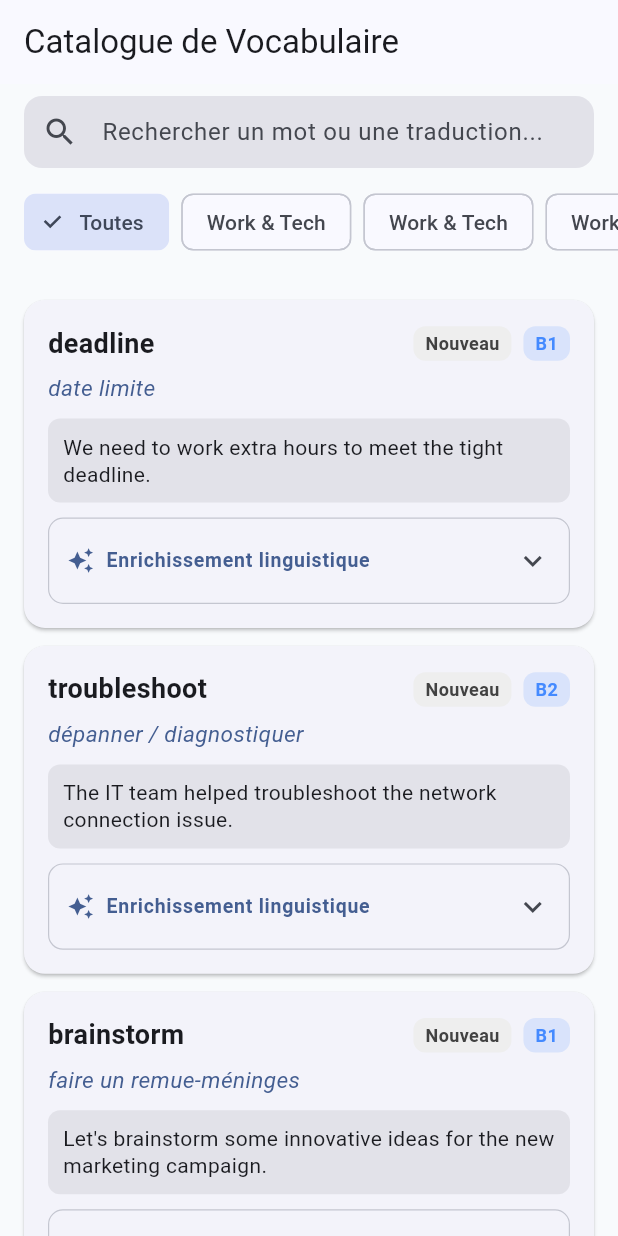
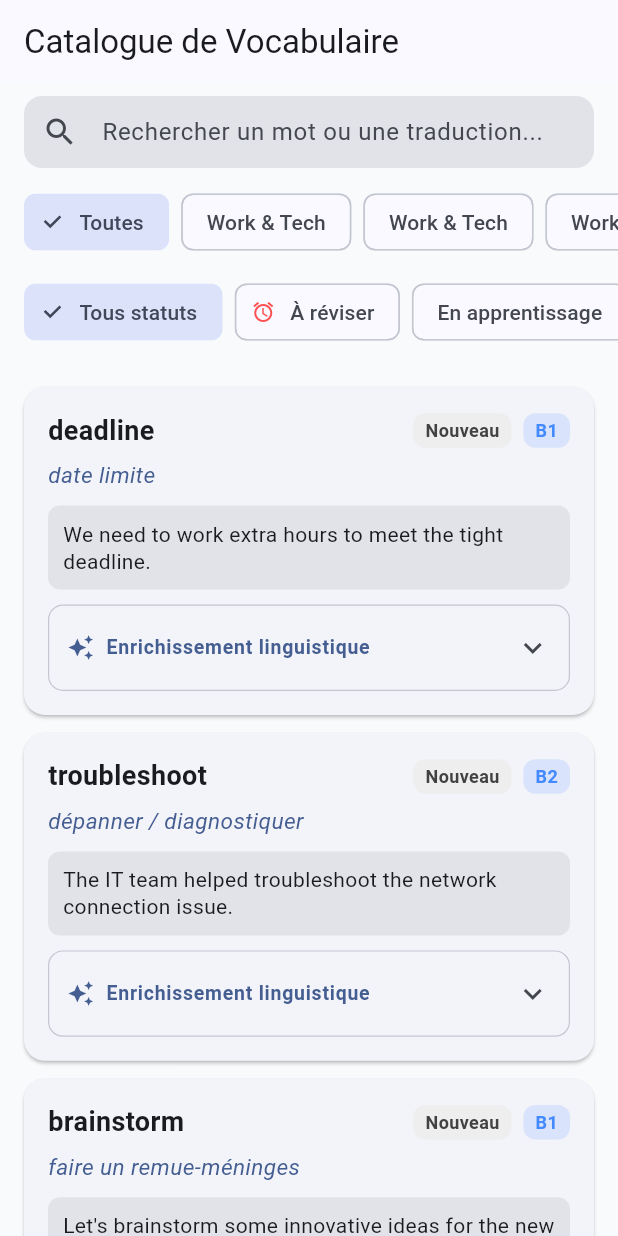
Before and after one commit to Croquette1995/Motio, a Flutter app: the CategoryScreen screen opened by its route, on a phone screen of 412 x 824 dp. Run offline on Flutter 3.47's test engine with Material 3 defaults, Android fonts, the phone set to English and light mode, and no system bars; our stand-ins replace dio, drift, drift_flutter, flutter_riverpod, go_router; accounts and stored records are empty; generated files the repository leaves out were written again.

Commit message:
fix(srs): resolve failed words revision scheduling and due visibility (Issue #8)

```diff
--- a/lib/src/features/learning_engine/domain/srs_calculator.dart
+++ b/lib/src/features/learning_engine/domain/srs_calculator.dart
@@ -52,7 +52,7 @@ class SrsCalculator {
       );
     } else {
       // Failure rules:
-      // step = 1, intervalDays = 1, nextReviewAt = now + 1 jour, easeFactor = max(1.3, easeFactor - 0.2)
+      // step = 1, intervalDays = 1, nextReviewAt = now (due immediately for review), easeFactor = max(1.3, easeFactor - 0.2), status = review
       final updatedEaseFactor = math.max(minEaseFactor, current.easeFactor - easeFactorPenalty);
       final roundedEase = double.parse(updatedEaseFactor.toStringAsFixed(2));
 
@@ -60,10 +60,10 @@ class SrsCalculator {
         step: 1,
         intervalDays: 1,
         easeFactor: roundedEase,
-        status: WordStatus.learning,
+        status: WordStatus.review,
         consecutiveSuccesses: 0,
         lastReviewedAt: referenceTime,
-        nextReviewAt: referenceTime.add(const Duration(days: 1)),
+        nextReviewAt: referenceTime,
       );
     }
   }
--- a/lib/src/features/vocabulary/presentation/category_screen.dart
+++ b/lib/src/features/vocabulary/presentation/category_screen.dart
@@ -8,6 +8,7 @@ class CategoryScreen extends ConsumerWidget {
 
   Widget _buildStatusBadge(String status) {
     final (Color bg, Color fg) = switch (status) {
+      'À réviser' => (Colors.red.shade100, Colors.red.shade900),
       'Maîtrisé' => (Colors.green.shade100, Colors.green.shade800),
       'En révision' => (Colors.purple.shade100, Colors.purple.shade800),
       'En apprentissage' => (Colors.orange.shade100, Colors.orange.shade800),
@@ -36,6 +37,7 @@ class CategoryScreen extends ConsumerWidget {
     final filteredWordsAsync = ref.watch(filteredWordsProvider);
     final categoriesAsync = ref.watch(categoriesProvider);
     final selectedCategory = ref.watch(selectedCategoryProvider);
+    final selectedStatus = ref.watch(selectedStatusFilterProvider);
     final progressMapAsync = ref.watch(wordProgressMapProvider);
 
     return Scaffold(
@@ -99,6 +101,44 @@ class CategoryScreen extends ConsumerWidget {
             ),
             loading: () => const SizedBox.shrink(),
             error: (_, __) => const SizedBox.shrink(),
+          ),
+
+          const SizedBox(height: 6),
+
+          // Status Filter Chips
+          SingleChildScrollView(
+            scrollDirection: Axis.horizontal,
+            padding: const EdgeInsets.symmetric(horizontal: 16.0, vertical: 2.0),
+            child: Row(
+              children: [
+                FilterChip(
+                  label: const Text('Tous statuts'),
+                  selected: selectedStatus == null,
+                  onSelected: (_) {
+                    ref.read(selectedStatusFilterProvider.notifier).select(null);
+                  },
+                ),
+                const SizedBox(width: 8),
+                ...['À réviser', 'En apprentissage', 'En révision', 'Maîtrisé', 'Nouveau'].map((st) {
+                  final isSelected = selectedStatus == st;
+                  return Padding(
+                    padding: const EdgeInsets.only(right: 8.0),
+                    child: FilterChip(
+                      avatar: st == 'À réviser'
+                          ? const Icon(Icons.alarm, size: 16, color: Colors.redAccent)
+                          : null,
+                      label: Text(st),
+                      selected: isSelected,
+                      onSelected: (selected) {
+                        ref.read(selectedStatusFilterProvider.notifier).select(
+                              selected ? st : null,
+                            );
+                      },
+                    ),
+                  );
+                }),
+              ],
+            ),
           ),
 
           const SizedBox(height: 8),
--- a/lib/src/features/vocabulary/presentation/vocabulary_controller.dart
+++ b/lib/src/features/vocabulary/presentation/vocabulary_controller.dart
@@ -31,14 +31,26 @@ class SearchQueryNotifier extends Notifier<String> {
 final vocabularySearchQueryProvider =
     NotifierProvider<SearchQueryNotifier, String>(SearchQueryNotifier.new);
 
+class SelectedStatusFilterNotifier extends Notifier<String?> {
+  @override
+  String? build() => null;
+  void select(String? status) => state = status;
+}
+
+final selectedStatusFilterProvider =
+    NotifierProvider<SelectedStatusFilterNotifier, String?>(SelectedStatusFilterNotifier.new);
+
 final wordProgressMapProvider = FutureProvider<Map<int, String>>((ref) async {
   final repo = ref.watch(progressRepositoryProvider);
   final wordsAsync = await ref.watch(allWordsProvider.future);
+  final now = DateTime.now();
   final Map<int, String> map = {};
   for (final word in wordsAsync) {
     final prog = await repo.getProgressByWordId(word.id);
     if (prog == null || prog.lastReviewedAt == null) {
       map[word.id] = 'Nouveau';
+    } else if (prog.isDue(now)) {
+      map[word.id] = 'À réviser';
     } else {
       map[word.id] = switch (prog.status) {
         WordStatus.newWord => 'Nouveau',
@@ -54,15 +66,19 @@ final wordProgressMapProvider = FutureProvider<Map<int, String>>((ref) async {
 final filteredWordsProvider = Provider<AsyncValue<List<Word>>>((ref) {
   final wordsAsync = ref.watch(allWordsProvider);
   final selectedCat = ref.watch(selectedCategoryProvider);
+  final selectedStatus = ref.watch(selectedStatusFilterProvider);
+  final progressMap = ref.watch(wordProgressMapProvider).valueOrNull;
   final query = ref.watch(vocabularySearchQueryProvider).trim().toLowerCase();
 
   return wordsAsync.whenData((words) {
     return words.where((w) {
       final matchesCategory = selectedCat == null || w.category == selectedCat;
+      final matchesStatus = selectedStatus == null ||
+          (progressMap != null && progressMap[w.id] == selectedStatus);
       final matchesQuery = query.isEmpty ||
           w.term.toLowerCase().contains(query) ||
           w.translation.toLowerCase().contains(query);
-      return matchesCategory && matchesQuery;
+      return matchesCategory && matchesStatus && matchesQuery;
     }).toList();
   });
 });
```
Also changed, not shown: lib/src/features/learning_engine/application/srs_service.dart (+6 -2 lines), lib/src/features/learning_engine/presentation/dashboard_screen.dart (+26 -4 lines), pubspec.lock, 2 other files.
